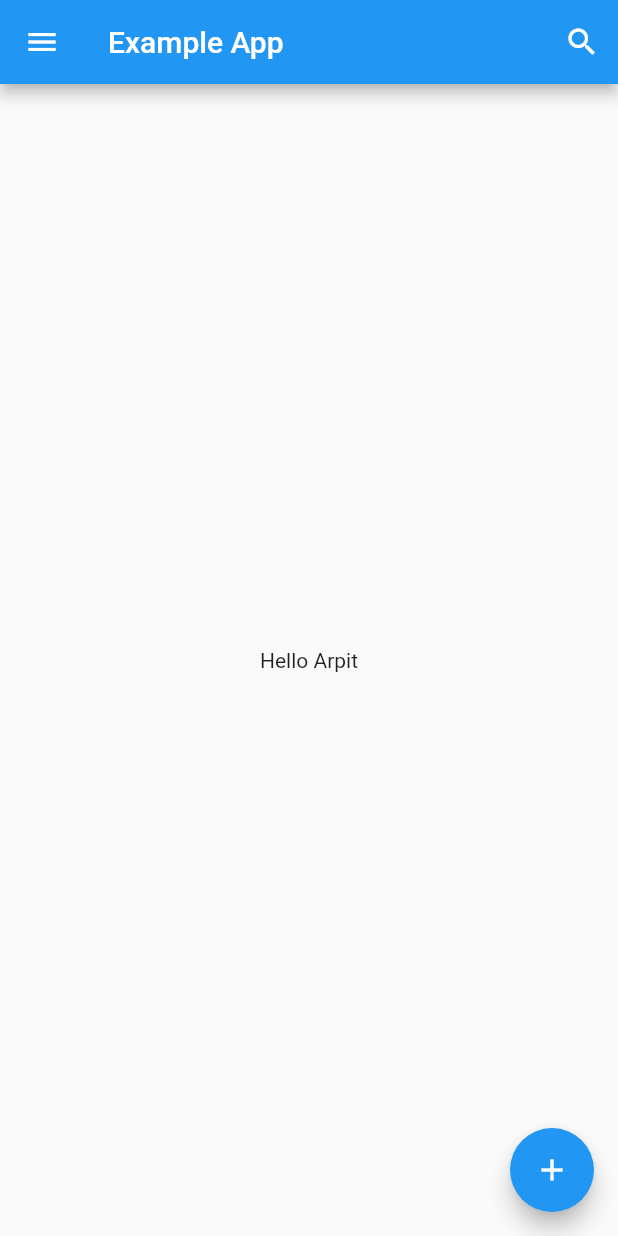
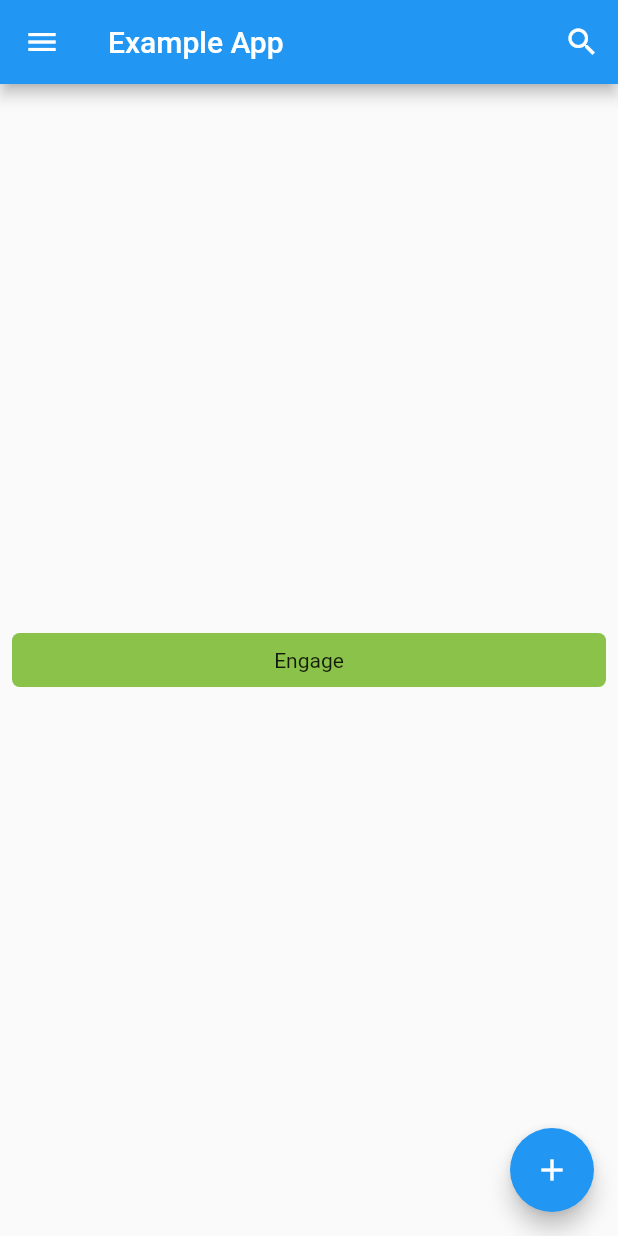
Before and after one commit to SoniArpit/fluttertut_app, a Flutter app: the screen it shows after launch, on a phone screen of 412 x 824 dp. Run offline on Flutter 3.47's test engine with Material 2 defaults, Android fonts, the phone set to English and light mode, and no system bars.

Commit message:
Handling gestures, adding button in and get gesture and print mybutton was tapped

```diff
--- a/lib/main.dart
+++ b/lib/main.dart
@@ -33,7 +33,7 @@ class TutorialHome extends StatelessWidget {
         ],
       ),
       body: Center(
-        child: Text("Hello Arpit"),
+        child: MyButton(),
       ),
       floatingActionButton: FloatingActionButton(
         onPressed: null,
@@ -43,3 +43,26 @@ class TutorialHome extends StatelessWidget {
     );
   }
 }
+
+class MyButton extends StatelessWidget {
+  @override
+  Widget build(BuildContext context) {
+    return GestureDetector(
+      onTap: () {
+        print('MyButton was tapped!');
+      },
+      child: Container(
+        height: 36.0,
+        padding: const EdgeInsets.all(8.0),
+        margin: const EdgeInsets.symmetric(horizontal: 8.0),
+        decoration: BoxDecoration(
+          borderRadius: BorderRadius.circular(5.0),
+          color: Colors.lightGreen[500],
+        ),
+        child: Center(
+          child: Text('Engage'),
+        ),
+      ),
+    );
+  }
+}
```
